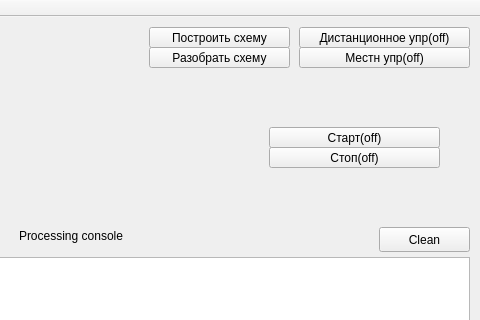
The window that forms/mainwindow.ui (BAHOO08/qmaster) describes before a commit, drawn with Qt 5; both pictures show x 561 to 1041 and y 0 to 320 of the 1041 by 727 pixel window.
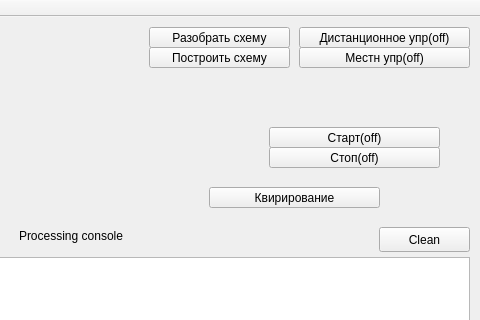
The same window after the commit. Icons and pictures are not drawn.

Commit message: Добавил кнопку квитирования

```diff
--- a/forms/mainwindow.ui
+++ b/forms/mainwindow.ui
@@ -547,7 +547,7 @@
     <property name="geometry">
      <rect>
       <x>710</x>
-      <y>10</y>
+      <y>30</y>
       <width>141</width>
       <height>21</height>
      </rect>
@@ -560,7 +560,7 @@
     <property name="geometry">
      <rect>
       <x>710</x>
-      <y>30</y>
+      <y>10</y>
       <width>141</width>
       <height>21</height>
      </rect>
@@ -621,6 +621,19 @@
      <string>Старт(off)</string>
     </property>
    </widget>
+   <widget class="QPushButton" name="kvitirovanie">
+    <property name="geometry">
+     <rect>
+      <x>770</x>
+      <y>170</y>
+      <width>171</width>
+      <height>21</height>
+     </rect>
+    </property>
+    <property name="text">
+     <string>Квирирование</string>
+    </property>
+   </widget>
   </widget>
   <widget class="QMenuBar" name="menuBar">
    <property name="geometry">
```
The commit also changes 2 other files.
